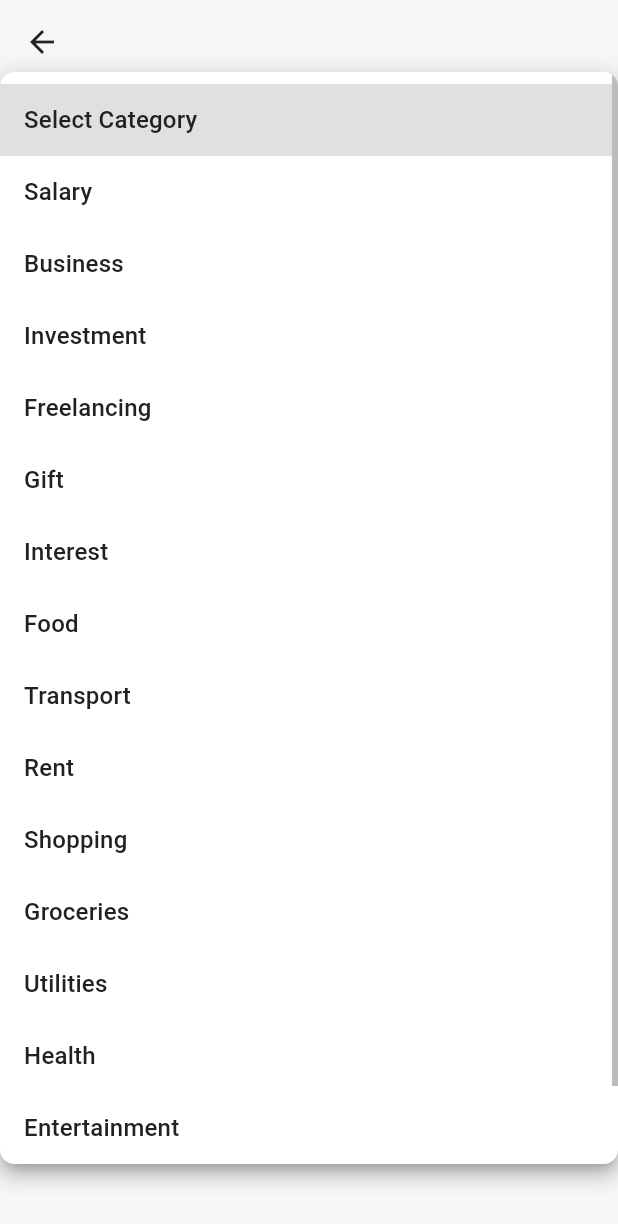
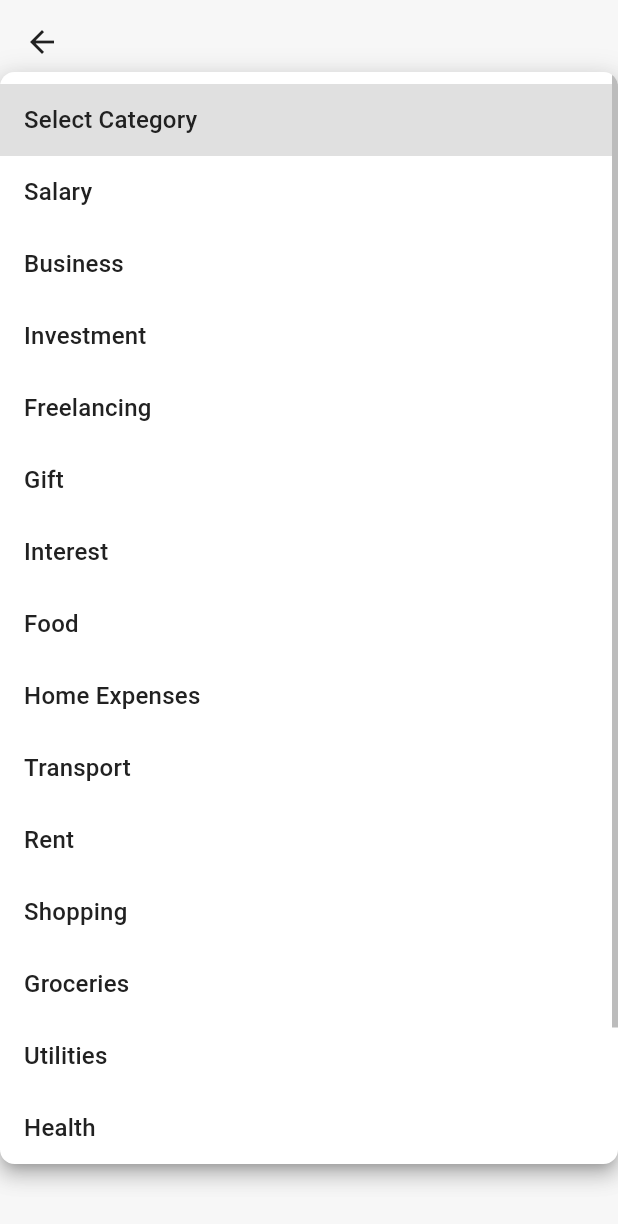
Before and after one commit to NiyasAliPK/Cash-Trace, a Flutter app: the AddTransactionScreen screen opened by its route, after a tap on "Select Category", on a phone screen of 412 x 824 dp. Shown: the top 1224 px of the screen. Run offline on Flutter 3.47's test engine with Material 3 defaults, Android fonts, the phone set to English and light mode, and no system bars; our stand-ins replace cloud_firestore, firebase_auth, firebase_core, flutter_riverpod, flutter_screenutil, go_router and 3 more; accounts and stored records are empty; generated files the repository leaves out were written again.

Commit message:
added new category

```diff
--- a/lib/app/screens/addTransactions/widgets/category_drop_down_button_widget.dart
+++ b/lib/app/screens/addTransactions/widgets/category_drop_down_button_widget.dart
@@ -26,6 +26,7 @@ class _CategoryDropdownState extends State<CategoryDropdown> {
     'Gift',
     'Interest',
     'Food',
+    'Home Expenses',
     'Transport',
     'Rent',
     'Shopping',
@@ -42,7 +43,6 @@ class _CategoryDropdownState extends State<CategoryDropdown> {
     super.initState();
     _selectedCategory = widget.initialValue;
   }
-
 
   @override
   Widget build(BuildContext context) {
```
